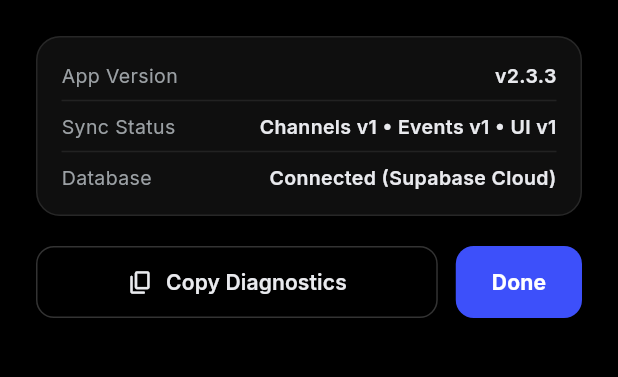
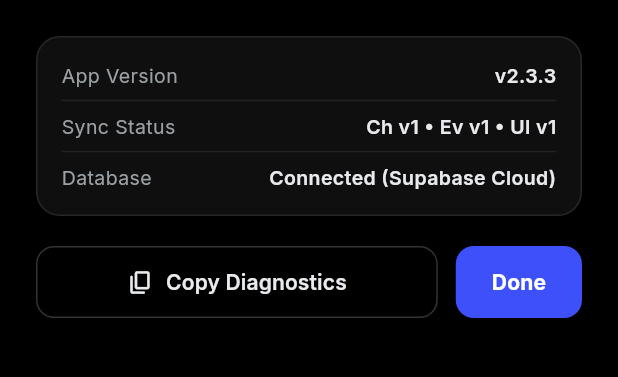
Before and after one commit to nehalmahamuddev/goplay-android, a Flutter app: the AccountInfoSheet widget shown alone on an empty page, opened directly, on a phone screen of 412 x 824 dp, the part 141-518 px from its top. Run offline on Flutter 3.47's test engine with Material 3 defaults, Android fonts, the phone set to English and light mode, and no system bars; our stand-ins replace cached_network_image, device_info_plus, dio, flutter_riverpod, flutter_svg, go_router and 7 more; missing offline and left inert: dart:html, dart:js_interop, encrypt; accounts and stored records are empty; network calls fail.

Commit message:
fix(settings): prevent text overflow in account info sheet sync status

```diff
--- a/lib/screens/settings/widgets/account_info_sheet.dart
+++ b/lib/screens/settings/widgets/account_info_sheet.dart
@@ -109,7 +109,7 @@ class AccountInfoSheet extends ConsumerWidget {
                 children: [
                   _InfoRow(label: 'App Version', value: 'v${AppConstants.appVersion}'),
                   const Divider(color: Color(0x14FFFFFF), height: 16),
-                  _InfoRow(label: 'Sync Status', value: 'Channels v$channelsVer • Events v$eventsVer • UI v$uiVer'),
+                  _InfoRow(label: 'Sync Status', value: 'Ch v$channelsVer • Ev v$eventsVer • UI v$uiVer'),
                   const Divider(color: Color(0x14FFFFFF), height: 16),
                   _InfoRow(label: 'Database', value: 'Connected (Supabase Cloud)'),
                 ],
@@ -176,7 +176,6 @@ class _InfoRow extends StatelessWidget {
   Widget build(BuildContext context) {
     final cs = Theme.of(context).colorScheme;
     return Row(
-      mainAxisAlignment: MainAxisAlignment.spaceBetween,
       children: [
         Text(
           label,
@@ -186,8 +185,13 @@ class _InfoRow extends StatelessWidget {
             color: cs.onSurfaceVariant,
           ),
         ),
-        Text(
+        const SizedBox(width: 12),
+        Expanded(
+          child: Text(
             value,
+            textAlign: TextAlign.end,
+            maxLines: 1,
+            overflow: TextOverflow.ellipsis,
             style: TextStyle(
               fontFamily: GoPlayType.family,
               fontSize: 13,
@@ -195,6 +199,7 @@ class _InfoRow extends StatelessWidget {
               color: cs.onSurface,
             ),
           ),
+        ),
       ],
     );
   }
```
Lines whose indentation alone changed are shown as unchanged.
